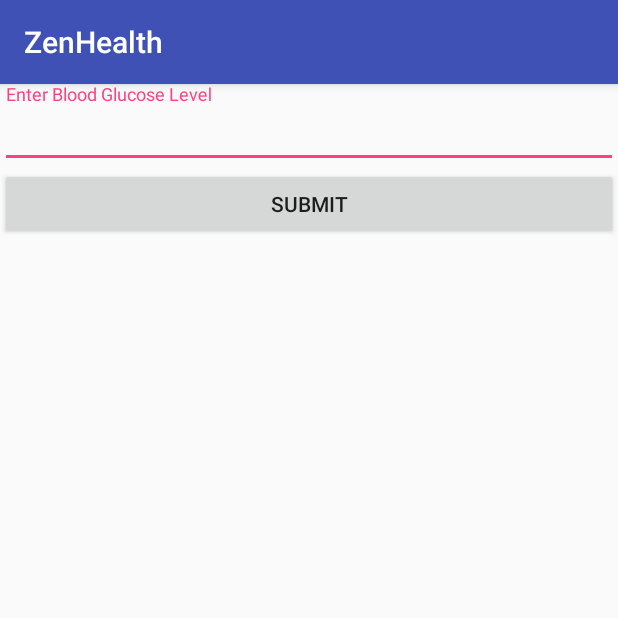
After one commit to virajnilakh/ZenHealth, an Android app: the bloodGlucose screen opened directly, with no data from a screen before it, on a phone screen of 412 x 824 dp, the top half of it. The commit adds this screen. Run offline under Robolectric (Android 15) with nearby library versions, the phone set to English and light mode, and no system bars.

Commit message:
Added button and layout to enter blood glucose manually

```diff
--- a/app/build.gradle
+++ b/app/build.gradle
@@ -2,7 +2,7 @@ apply plugin: 'com.android.application'
 
 android {
     compileSdkVersion 25
-    buildToolsVersion "25.0.2"
+    buildToolsVersion '26.0.2'
     defaultConfig {
         applicationId "com.zenloop.zenhealth"
         minSdkVersion 19
@@ -20,6 +20,7 @@ android {
 }
 
 dependencies {
+    implementation 'com.android.support.constraint:constraint-layout:1.0.2'
     compile fileTree(dir: 'libs', include: ['*.jar'])
     androidTestCompile('com.android.support.test.espresso:espresso-core:2.2.2', {
         exclude group: 'com.android.support', module: 'support-annotations'
--- a/app/src/main/AndroidManifest.xml
+++ b/app/src/main/AndroidManifest.xml
@@ -22,9 +22,10 @@
                 <category android:name="android.intent.category.LAUNCHER" />
             </intent-filter>
         </activity>
-        <activity android:name=".LoginActivity"></activity>
+        <activity android:name=".LoginActivity" />
         <activity android:name=".Register" />
         <activity android:name=".Onboarding" />
+        <activity android:name=".bloodGlucose"></activity>
     </application>
 
 </manifest>
--- /dev/null
+++ b/app/src/main/java/com/zenloop/zenhealth/bloodGlucose.java
@@ -0,0 +1,13 @@
+package com.zenloop.zenhealth;
+
+import android.support.v7.app.AppCompatActivity;
+import android.os.Bundle;
+
+public class bloodGlucose extends AppCompatActivity {
+
+    @Override
+    protected void onCreate(Bundle savedInstanceState) {
+        super.onCreate(savedInstanceState);
+        setContentView(R.layout.activity_blood_glucose);
+    }
+}
--- /dev/null
+++ b/app/src/main/res/layout/activity_blood_glucose.xml
@@ -0,0 +1,36 @@
+<?xml version="1.0" encoding="utf-8"?>
+<RelativeLayout xmlns:android="http://schemas.android.com/apk/res/android"
+    xmlns:app="http://schemas.android.com/apk/res-auto"
+    xmlns:tools="http://schemas.android.com/tools"
+    android:layout_width="match_parent"
+    android:layout_height="match_parent"
+    tools:context="com.zenloop.zenhealth.bloodGlucose">
+
+    <ScrollView
+        android:layout_width="match_parent"
+        android:layout_height="match_parent">
+
+        <LinearLayout
+            android:layout_width="match_parent"
+            android:layout_height="wrap_content"
+            android:orientation="vertical" >
+
+            <android.support.design.widget.TextInputLayout
+                android:layout_width="match_parent"
+                android:layout_height="match_parent">
+
+                <android.support.design.widget.TextInputEditText
+                    android:layout_width="match_parent"
+                    android:layout_height="wrap_content"
+                    android:hint="Enter Blood Glucose Level" />
+
+                <Button
+                    android:id="@+id/button3"
+                    android:layout_width="match_parent"
+                    android:layout_height="wrap_content"
+                    android:layout_weight="1"
+                    android:text="Submit" />
+            </android.support.design.widget.TextInputLayout>
+        </LinearLayout>
+    </ScrollView>
+</RelativeLayout>
--- a/app/src/main/res/layout/activity_main.xml
+++ b/app/src/main/res/layout/activity_main.xml
@@ -24,6 +24,12 @@
                 android:layout_width="match_parent"
                 android:layout_height="200dip"
                 android:id="@+id/graph" />
+
+            <Button
+                android:id="@+id/button4"
+                android:layout_width="match_parent"
+                android:layout_height="wrap_content"
+                android:text="Enter Blood Glucose" />
 
             <android.support.v7.widget.CardView
                 android:layout_width="match_parent"
--- a/build.gradle
+++ b/build.gradle
@@ -5,7 +5,7 @@ buildscript {
         jcenter()
     }
     dependencies {
-        classpath 'com.android.tools.build:gradle:2.2.3'
+        classpath 'com.android.tools.build:gradle:3.0.0'
 
         // NOTE: Do not place your application dependencies here; they belong
         // in the individual module build.gradle files
```
Also changed, not shown: gradle/wrapper/gradle-wrapper.properties.
